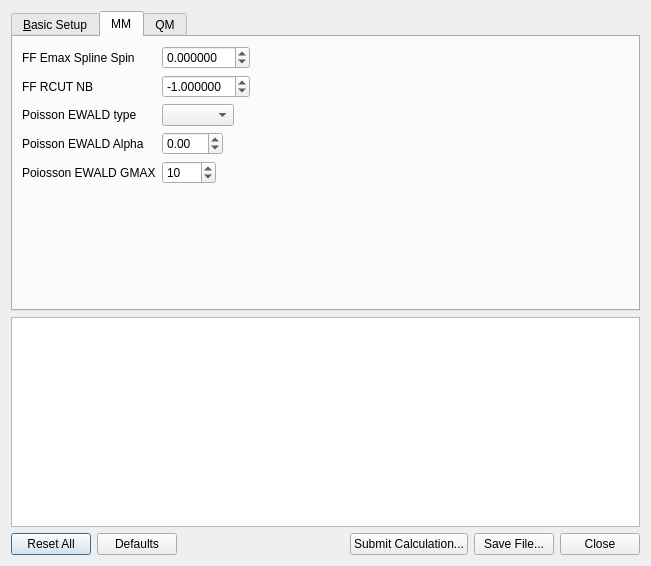
First picture: the form in avogadro/qtplugins/cp2kinput/cp2kinputdialog.ui, repository OpenChemistry/avogadrolibs, before the edit.
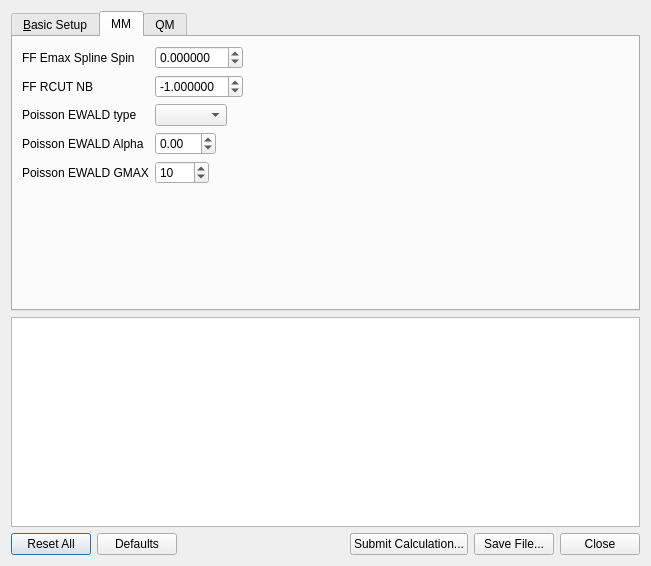
Second picture: the form after the edit. The open tabs and pages were chosen to show the change.

Diff of the .ui file:
```diff
--- a/avogadro/qtplugins/cp2kinput/cp2kinputdialog.ui
+++ b/avogadro/qtplugins/cp2kinput/cp2kinputdialog.ui
@@ -396,7 +396,7 @@
        <item row="4" column="0">
         <widget class="QLabel" name="label_23">
          <property name="text">
-          <string>Poiosson EWALD GMAX</string>
+          <string>Poisson EWALD GMAX</string>
          </property>
         </widget>
        </item>
```
